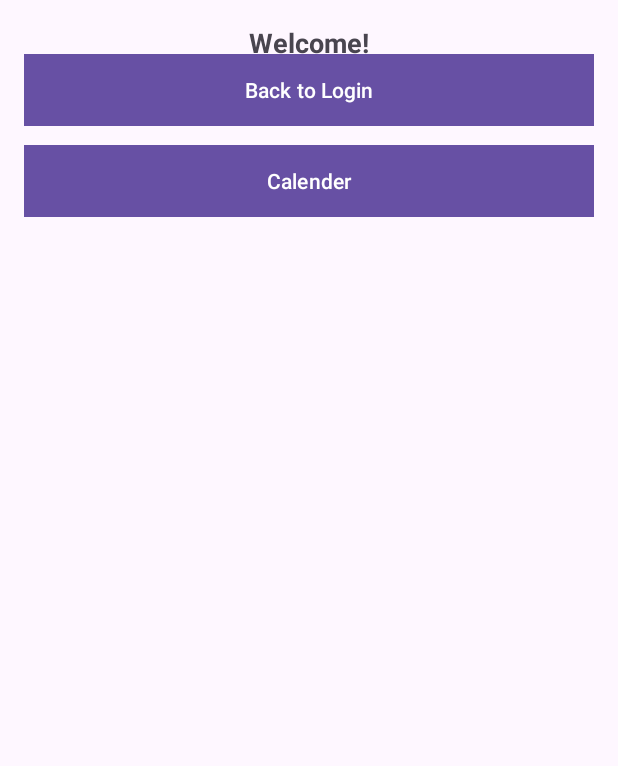
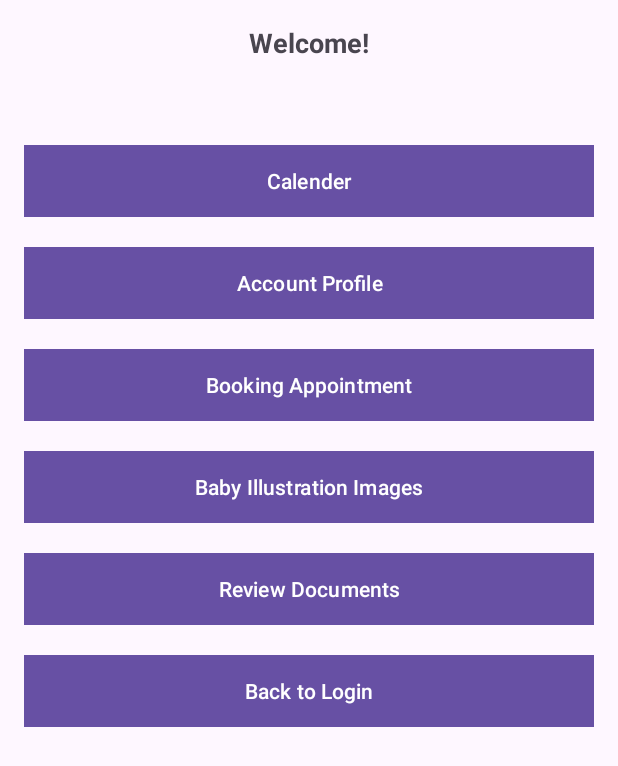
Before and after one commit to algonquin-college-sat/24s-cst8319-320-team1, an Android app: the layout activity_welcome.xml on its own in the app's theme, with its tools: preview values and no code run, on a phone screen of 412 x 824 dp. Shown: the top 766 px of the screen. Run offline under Robolectric (Android 15) with nearby library versions, the phone set to English and light mode, and no system bars.

Commit message:
20240604 Wai: added buttons in activity_welcome.xml and changed the button name in welcomeActivity.java

```diff
--- a/app/src/main/res/layout/activity_welcome.xml
+++ b/app/src/main/res/layout/activity_welcome.xml
@@ -32,7 +32,7 @@
         android:id="@+id/accountinfo_btn"
         android:layout_width="match_parent"
         android:layout_height="wrap_content"
-        android:layout_below="@id/buttonFunction1"
+        android:layout_below="@id/calender_btn"
         android:layout_marginTop="20dp"
         android:text="Account Profile"
         android:background="#FFC107" />
@@ -42,7 +42,7 @@
         android:id="@+id/bookAppoint_btn"
         android:layout_width="match_parent"
         android:layout_height="wrap_content"
-        android:layout_below="@id/buttonFunction2"
+        android:layout_below="@id/accountinfo_btn"
         android:layout_marginTop="20dp"
         android:text="Booking Appointment"
         android:background="#FFC107" />
@@ -52,7 +52,7 @@
         android:id="@+id/babyImage_btn"
         android:layout_width="match_parent"
         android:layout_height="wrap_content"
-        android:layout_below="@id/buttonFunction2"
+        android:layout_below="@id/bookAppoint_btn"
         android:layout_marginTop="20dp"
         android:text="Baby Illustration Images"
         android:background="#FFC107" />
@@ -62,7 +62,7 @@
         android:id="@+id/reviewDoc_btn"
         android:layout_width="match_parent"
         android:layout_height="wrap_content"
-        android:layout_below="@id/buttonFunction2"
+        android:layout_below="@id/babyImage_btn"
         android:layout_marginTop="20dp"
         android:text="Review Documents"
         android:background="#FFC107" />
@@ -72,7 +72,7 @@
         android:id="@+id/logout_button"
         android:layout_width="match_parent"
         android:layout_height="wrap_content"
-        android:layout_below="@id/buttonFunction3"
+        android:layout_below="@id/reviewDoc_btn"
         android:layout_marginTop="20dp"
         android:text="Back to Login"
         android:background="#D3D3D3" />
```
Also changed, not shown: app/src/main/java/com/example/mypregnancyjourney/WelcomeActivity.java (+10 -10 lines), 194 other files.
